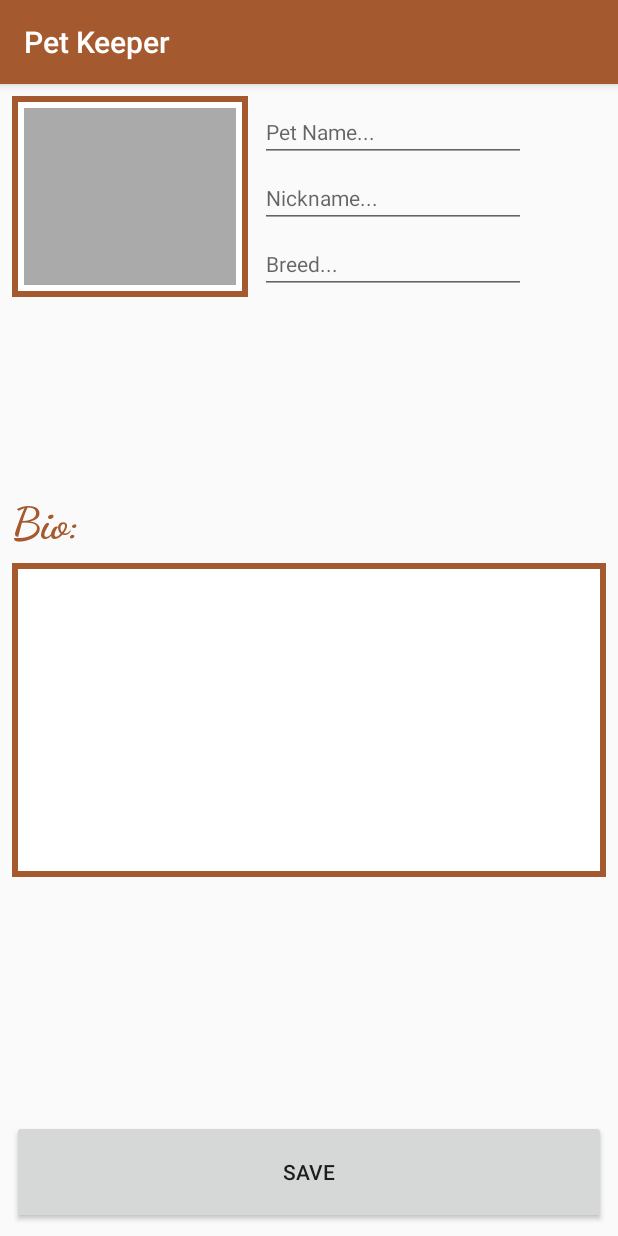
After one commit to djmgeneseo/Pet-Keeper, an Android app: the KeeperActivity screen opened directly, with no data from a screen before it, on a phone screen of 412 x 824 dp. The commit adds this screen. Run offline under Robolectric (Android 15) with nearby library versions, the phone set to English and light mode, and no system bars; 1 statement that could not run was skipped.

Commit message:
Add dynamic KeeperActivity.class; Format activity_keeper.xml

```diff
--- a/app/src/main/AndroidManifest.xml
+++ b/app/src/main/AndroidManifest.xml
@@ -16,6 +16,11 @@
                 <category android:name="android.intent.category.LAUNCHER" />
             </intent-filter>
         </activity>
+        <activity
+            android:name=".KeeperActivity"
+            android:windowSoftInputMode="adjustPan">
+        </activity>
+
     </application>
 
 </manifest>
--- /dev/null
+++ b/app/src/main/java/com/example/david/petkeeper/KeeperActivity.java
@@ -0,0 +1,50 @@
+package com.example.david.petkeeper;
+
+import android.support.v7.app.AppCompatActivity;
+import android.os.Bundle;
+import android.widget.Button;
+import android.widget.EditText;
+import android.widget.ImageView;
+import android.widget.TextView;
+
+public class KeeperActivity extends AppCompatActivity {
+
+    private ImageView petImageView;
+    private TextView petNameView;
+    private TextView petBioView;
+    private Bundle extras;
+    private EditText petNameEdit;
+    private EditText nickNameEdit;
+    private EditText breedEdit;
+    private EditText bioEdit;
+    private Button saveButton;
+
+    @Override
+    protected void onCreate(Bundle savedInstanceState) {
+        super.onCreate(savedInstanceState);
+        setContentView(R.layout.activity_keeper);
+
+        petImageView = (ImageView) findViewById(R.id.petImageId);
+        petNameView = (TextView) findViewById(R.id.nameEditId);
+        petBioView = (EditText) findViewById(R.id.bioEditId);
+        petNameEdit = (EditText) findViewById(R.id.nameEditId);
+        nickNameEdit = (EditText) findViewById(R.id.nickNameEditId);
+        breedEdit = (EditText) findViewById(R.id.breedEditId);
+        bioEdit = (EditText) findViewById(R.id.bioEditId);
+        saveButton = (Button) findViewById(R.id.saveButtonId);
+
+        extras = getIntent().getExtras();
+        setUp(extras.getString("animal"));
+
+
+    } // onCreate()
+
+    public void setUp(String pet) {
+        if (pet.equals("dog")) {
+            petImageView.setImageDrawable(getResources().getDrawable(R.drawable.dog));
+        } else if (pet.equals("cat")) {
+            petImageView.setImageDrawable(getResources().getDrawable(R.drawable.cat));
+        }
+    } // setUp()
+
+} // KeeperActivity
--- a/app/src/main/java/com/example/david/petkeeper/MainActivity.java
+++ b/app/src/main/java/com/example/david/petkeeper/MainActivity.java
@@ -1,13 +1,50 @@
 package com.example.david.petkeeper;
 
+import android.content.Intent;
 import android.support.v7.app.AppCompatActivity;
 import android.os.Bundle;
+import android.view.View;
+import android.widget.ImageView;
+import android.widget.Toast;
 
-public class MainActivity extends AppCompatActivity {
+public class MainActivity extends AppCompatActivity implements View.OnClickListener {
+
+    private ImageView dogView;
+    private ImageView catView;
 
     @Override
     protected void onCreate(Bundle savedInstanceState) {
         super.onCreate(savedInstanceState);
         setContentView(R.layout.activity_main);
+
+        dogView = (ImageView) findViewById(R.id.dogId);
+        catView = (ImageView) findViewById(R.id.catId);
+
+        dogView.setOnClickListener(this); // this means it's registered to our custom
+                                          // onClickListener, described in this activity
+        catView.setOnClickListener(this);
+
     } // onCreate
+
+    @Override
+    public void onClick(View view) {
+        switch (view.getId()) {
+            case R.id.dogId:
+//                Toast.makeText(MainActivity.this, "Dog", Toast.LENGTH_SHORT).show();
+                // go to second activity
+                Intent dogIntent = new Intent(MainActivity.this, KeeperActivity.class);
+                dogIntent.putExtra("animal", "dog");
+                startActivity(dogIntent);
+                break;
+
+            case R.id.catId:
+//                Toast.makeText(MainActivity.this, "Cat", Toast.LENGTH_SHORT).show();
+                // go to second activity
+                Intent catIntent = new Intent(MainActivity.this, KeeperActivity.class);
+                catIntent.putExtra("animal", "cat");
+                startActivity(catIntent);
+                break;
+
+        } // switch
+    }
 } // MainActivity
--- /dev/null
+++ b/app/src/main/res/drawable/rect.xml
@@ -0,0 +1,5 @@
+<shape xmlns:android="http://schemas.android.com/apk/res/android"
+    android:shape="rectangle" >
+    <solid android:color="@android:color/white" />
+    <stroke android:width="4dip" android:color="#a4592e"/>
+</shape>
--- /dev/null
+++ b/app/src/main/res/layout/activity_keeper.xml
@@ -0,0 +1,179 @@
+<?xml version="1.0" encoding="utf-8"?>
+<android.support.constraint.ConstraintLayout xmlns:android="http://schemas.android.com/apk/res/android"
+    xmlns:app="http://schemas.android.com/apk/res-auto"
+    xmlns:tools="http://schemas.android.com/tools"
+    android:layout_width="match_parent"
+    android:layout_height="match_parent"
+    tools:context="com.example.david.petkeeper.KeeperActivity">
+
+    <ImageView
+        android:id="@+id/petImageId"
+        android:background="@drawable/rect"
+        android:layout_width="157dp"
+        android:layout_height="134dp"
+        android:layout_marginLeft="8dp"
+        android:layout_marginRight="8dp"
+        android:layout_marginTop="8dp"
+        android:padding="8dp"
+        app:layout_constraintLeft_toLeftOf="parent"
+        app:layout_constraintRight_toRightOf="parent"
+        app:layout_constraintTop_toTopOf="parent"
+        app:srcCompat="@android:color/darker_gray"
+        app:layout_constraintHorizontal_bias="0.0"
+        android:layout_marginStart="8dp"
+        android:layout_marginEnd="8dp" />
+
+    <TextView
+        android:id="@+id/textView2"
+        android:layout_width="wrap_content"
+        android:layout_height="wrap_content"
+        android:layout_marginEnd="7dp"
+        android:layout_marginLeft="8dp"
+        android:layout_marginRight="7dp"
+        android:layout_marginStart="8dp"
+        android:layout_marginTop="21dp"
+        android:fontFamily="cursive"
+        android:text="Bio:"
+        android:textColor="@color/colorPrimary"
+        android:textSize="30sp"
+        android:textStyle="bold"
+        app:layout_constraintHorizontal_bias="0.0"
+        app:layout_constraintLeft_toLeftOf="parent"
+        app:layout_constraintRight_toRightOf="parent"
+        app:layout_constraintTop_toBottomOf="@+id/petImageId"
+        android:layout_marginBottom="8dp"
+        app:layout_constraintBottom_toTopOf="@+id/linearLayout"
+        app:layout_constraintVertical_bias="1.0" />
+
+    <LinearLayout
+        android:id="@+id/linearLayout"
+        android:background="@drawable/rect"
+        android:layout_width="0dp"
+        android:layout_height="209dp"
+        android:layout_marginBottom="8dp"
+        android:layout_marginLeft="8dp"
+        android:layout_marginRight="8dp"
+        android:layout_marginTop="8dp"
+        android:orientation="horizontal"
+        app:layout_constraintBottom_toBottomOf="parent"
+        app:layout_constraintLeft_toLeftOf="parent"
+        app:layout_constraintRight_toRightOf="parent"
+        app:layout_constraintTop_toBottomOf="@+id/petImageId"
+        android:layout_marginStart="8dp"
+        android:layout_marginEnd="8dp"
+        app:layout_constraintHorizontal_bias="0.0"
+        app:layout_constraintVertical_bias="0.423">
+
+        <EditText
+            android:id="@+id/bioEditId"
+            android:gravity="top|left"
+            android:layout_width="match_parent"
+            android:layout_height="match_parent"
+            android:layout_margin="8dp"
+            android:layout_weight="0.96"
+            android:background="@android:color/transparent"
+            android:ems="10"
+            android:inputType="textMultiLine"
+            android:textAlignment="viewStart" />
+    </LinearLayout>
+
+    <LinearLayout
+        android:layout_width="match_parent"
+        android:layout_height="69dp"
+        android:layout_marginBottom="8dp"
+        android:layout_marginEnd="8dp"
+        android:layout_marginLeft="8dp"
+        android:layout_marginRight="8dp"
+        android:layout_marginStart="8dp"
+        android:layout_marginTop="8dp"
+        android:orientation="vertical"
+        app:layout_constraintBottom_toBottomOf="parent"
+        app:layout_constraintHorizontal_bias="0.0"
+        app:layout_constraintLeft_toLeftOf="parent"
+        app:layout_constraintRight_toRightOf="parent"
+        app:layout_constraintTop_toBottomOf="@+id/linearLayout"
+        app:layout_constraintVertical_bias="1.0">
+
+        <Button
+            android:id="@+id/saveButtonId"
+            android:layout_width="match_parent"
+            android:layout_height="match_parent"
+            android:text="Save" />
+    </LinearLayout>
+
+    <LinearLayout
+        android:layout_width="193dp"
+        android:layout_height="132dp"
+        android:layout_marginBottom="8dp"
+        android:layout_marginRight="8dp"
+        android:layout_marginTop="8dp"
+        android:orientation="vertical"
+        android:padding="0dp"
+        app:layout_constraintBottom_toTopOf="@+id/textView2"
+        app:layout_constraintHorizontal_bias="0.0"
+        app:layout_constraintLeft_toRightOf="@+id/petImageId"
+        app:layout_constraintRight_toRightOf="parent"
+        app:layout_constraintTop_toTopOf="parent"
+        app:layout_constraintVertical_bias="0.0"
+        android:layout_marginEnd="8dp">
+
+        <EditText
+            android:id="@+id/nameEditId"
+            android:layout_width="match_parent"
+            android:layout_height="wrap_content"
+            android:layout_marginEnd="8dp"
+            android:layout_marginLeft="8dp"
+            android:layout_marginRight="8dp"
+            android:layout_marginStart="8dp"
+            android:layout_marginTop="8dp"
+            android:layout_weight="1"
+            android:ems="10"
+            android:hint="Pet Name..."
+            android:inputType="textPersonName"
+            android:textSize="14sp"
+            app:layout_constraintHorizontal_bias="0.0"
+            app:layout_constraintLeft_toRightOf="@+id/petImageId"
+            app:layout_constraintRight_toRightOf="parent"
+            app:layout_constraintTop_toTopOf="parent" />
+
+        <EditText
+            android:id="@+id/nickNameEditId"
+            android:layout_width="match_parent"
+            android:layout_height="wrap_content"
+            android:layout_marginEnd="8dp"
+            android:layout_marginLeft="8dp"
+            android:layout_marginRight="8dp"
+            android:layout_marginStart="8dp"
+            android:layout_marginTop="8dp"
+            android:layout_weight="1"
+            android:ems="10"
+            android:hint="Nickname..."
+            android:inputType="textPersonName"
+            android:textSize="14sp"
+            app:layout_constraintHorizontal_bias="0.0"
+            app:layout_constraintLeft_toRightOf="@+id/petImageId"
+            app:layout_constraintRight_toRightOf="parent"
+            app:layout_constraintTop_toBottomOf="@+id/nameEditId" />
+
+        <EditText
+            android:id="@+id/breedEditId"
+            android:layout_width="match_parent"
+            android:layout_height="wrap_content"
+            android:layout_marginEnd="8dp"
+            android:layout_marginLeft="8dp"
+            android:layout_marginRight="8dp"
+            android:layout_marginStart="8dp"
+            android:layout_marginTop="8dp"
+            android:layout_weight="1"
+            android:ems="10"
+            android:hint="Breed..."
+            android:inputType="textPersonName"
+            android:textSize="14sp"
+            app:layout_constraintHorizontal_bias="0.0"
+            app:layout_constraintLeft_toRightOf="@+id/petImageId"
+            app:layout_constraintRight_toRightOf="parent"
+            app:layout_constraintTop_toBottomOf="@+id/nickNameEditId" />
+
+    </LinearLayout>
+
+</android.support.constraint.ConstraintLayout>
--- a/app/src/main/res/layout/activity_main.xml
+++ b/app/src/main/res/layout/activity_main.xml
@@ -17,7 +17,7 @@
         app:layout_constraintTop_toTopOf="parent">
 
         <ImageView
-            android:id="@+id/imageView"
+            android:id="@+id/dogId"
             android:layout_width="match_parent"
             android:layout_height="230dp"
             android:layout_marginTop="8dp"
@@ -41,7 +41,7 @@
             android:textStyle="bold" />
 
         <ImageView
-            android:id="@+id/imageView2"
+            android:id="@+id/catId"
             android:layout_width="match_parent"
             android:layout_height="210dp"
             android:layout_weight="4"
--- a/app/src/main/res/values/colors.xml
+++ b/app/src/main/res/values/colors.xml
@@ -2,6 +2,6 @@
 <resources>
     <color name="colorPrimary">#a4592e</color>
     <color name="colorPrimaryDark">#ce000000</color>
-    <color name="colorAccent">#FF4081</color>
+    <color name="colorAccent">#767676</color>
     <color name="main_background">#669900</color>
 </resources>
```
